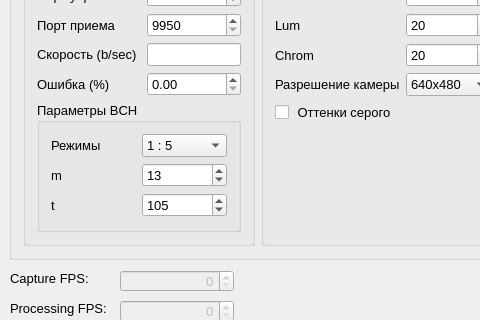
The window that vidstream/src/qtgui/ui/mainwindow.ui (snikulov/vidstream) describes before a commit, drawn with Qt 5; both pictures show x 0 to 480 and y 90 to 410 of the 620 by 600 pixel window.
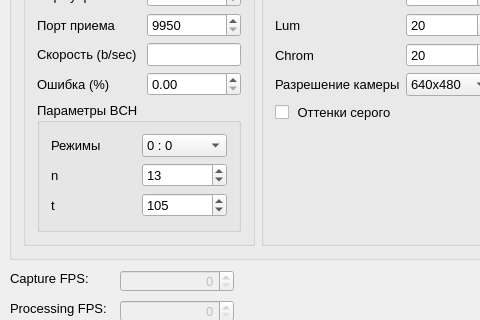
The same window after the commit.

Commit message: more integration; sometimes update from ui does not working

The edit to the form file:
```diff
--- a/vidstream/src/qtgui/ui/mainwindow.ui
+++ b/vidstream/src/qtgui/ui/mainwindow.ui
@@ -136,7 +136,7 @@
            <item row="1" column="0">
             <widget class="QLabel" name="label_12">
              <property name="text">
-              <string>m</string>
+              <string>n</string>
              </property>
             </widget>
            </item>
@@ -144,7 +144,7 @@
             <widget class="QComboBox" name="comboBox_bch_mode">
              <item>
               <property name="text">
-               <string>1 : 5</string>
+               <string>0 : 0</string>
               </property>
              </item>
              <item>
```
Left out of the diff: 6 changed lines with no effect on the pictures. The commit also changes 7 other files.
